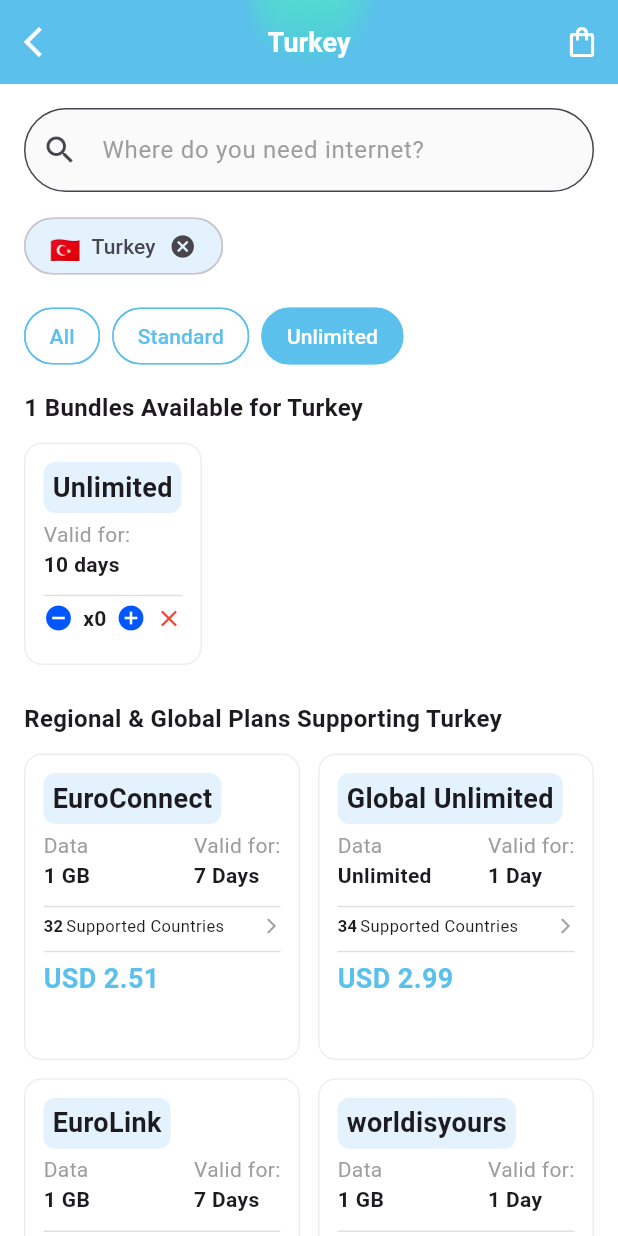
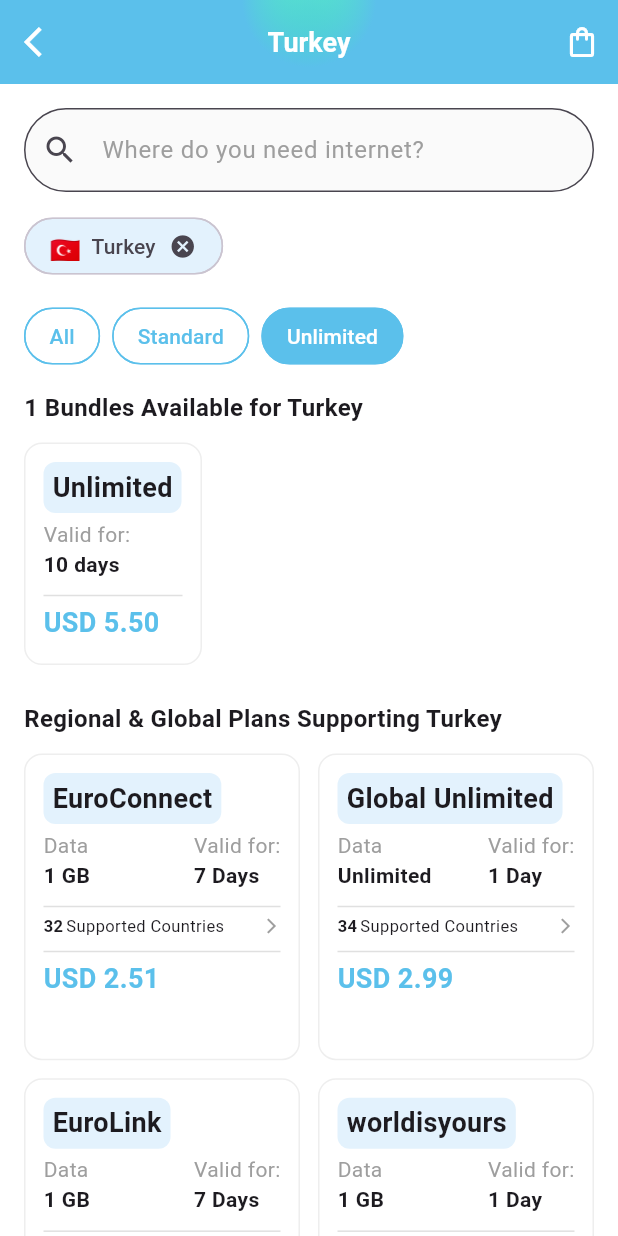
Before and after one commit to 03areeba23/flutter-task-areeba, a Flutter app: the screen it shows after launch, after a tap on "Standard", after a tap on "Unlimited", on a phone screen of 412 x 824 dp. Run offline on Flutter 3.47's test engine with Material 3 defaults, Android fonts, the phone set to English and light mode, and no system bars; our stand-ins replace stacked, stacked_services, stacked_shared.

```diff
--- a/lib/main.dart
+++ b/lib/main.dart
@@ -3,6 +3,8 @@ import 'package:flutter_task_areeba/app/app.bottomsheets.dart';
 import 'package:flutter_task_areeba/app/app.dialogs.dart';
 import 'package:flutter_task_areeba/app/app.locator.dart';
 import 'package:flutter_task_areeba/app/app.router.dart';
+import 'package:flutter_task_areeba/services/cart_service.dart';
+import 'package:provider/provider.dart';
 import 'package:stacked_services/stacked_services.dart';
 
 Future<void> main() async {
@@ -10,7 +12,10 @@ Future<void> main() async {
   await setupLocator();
   setupDialogUi();
   setupBottomSheetUi();
-  runApp(const MainApp());
+  runApp(
+    ChangeNotifierProvider(
+        create: (_) => locator<CartService>(), child: const MainApp()),
+  );
 }
 
 class MainApp extends StatelessWidget {
--- a/lib/ui/bottom_sheets/bundle_detail/bundle_detail_sheet_model.dart
+++ b/lib/ui/bottom_sheets/bundle_detail/bundle_detail_sheet_model.dart
@@ -19,6 +19,8 @@ class BundleDetailSheetModel extends BaseViewModel {
 
   int get quantity => _cartService.getItem(_bundle!)?.quantity ?? 0;
 
+  String get cartTotal => _cartService.formattedTotal;
+
   void addToCart() {
     if (_bundle != null) _cartService.addItem(_bundle!);
     notifyListeners();
--- a/lib/ui/views/turkey/turkey_view.dart
+++ b/lib/ui/views/turkey/turkey_view.dart
@@ -1,8 +1,10 @@
 import 'package:flutter/material.dart';
 import 'package:flutter/services.dart';
+import 'package:flutter_task_areeba/services/cart_service.dart';
 import 'package:flutter_task_areeba/ui/widgets/common/bundle_card/bundle_card.dart';
 import 'package:flutter_task_areeba/ui/widgets/common/filter_chip_row/filter_chip_row.dart';
 import 'package:flutter_task_areeba/ui/widgets/common/regional_plan_card/regional_plan_card.dart';
+import 'package:provider/provider.dart';
 import 'package:stacked/stacked.dart';
 
 import 'turkey_viewmodel.dart';
@@ -60,28 +62,6 @@ class TurkeyView extends StackedView<TurkeyViewModel> {
             ),
           ),
         ),
-        bottomNavigationBar: viewModel.hasCartItems
-            ? Padding(
-                padding: const EdgeInsets.all(16),
-                child: ElevatedButton(
-                  onPressed: () {},
-                  style: ElevatedButton.styleFrom(
-                    backgroundColor: const Color(0xFF00C897),
-                    padding: const EdgeInsets.symmetric(vertical: 16),
-                    shape: RoundedRectangleBorder(
-                        borderRadius: BorderRadius.circular(30)),
-                  ),
-                  child: Text(
-                    '${viewModel.cartTotal} - CHECKOUT',
-                    style: const TextStyle(
-                      color: Colors.white,
-                      fontWeight: FontWeight.bold,
-                      fontSize: 16,
-                    ),
-                  ),
-                ),
-              )
-            : null,
         body: SingleChildScrollView(
           padding: const EdgeInsets.all(16),
           child: Column(
@@ -152,13 +132,12 @@ class TurkeyView extends StackedView<TurkeyViewModel> {
                   ),
                   itemBuilder: (_, i) {
                     final bundle = viewModel.bundles[i];
+                    final cartService = context.watch<CartService>();
                     return BundleCard(
-                        bundle: bundle,
-                        cartService: viewModel.cartService,
-                        onTap: () => viewModel.onBundleTapped(bundle),
-                        onIncrement: () => viewModel.increment(bundle),
-                        onDecrement: () => viewModel.decrement(bundle),
-                        onRemove: () => viewModel.remove(bundle));
+                      bundle: bundle,
+                      isInCart: cartService.isInCart(bundle),
+                      onTap: () => viewModel.onBundleTapped(bundle),
+                    );
                   }),
               const SizedBox(
                 height: 24,
--- a/lib/ui/views/turkey/turkey_viewmodel.dart
+++ b/lib/ui/views/turkey/turkey_viewmodel.dart
@@ -45,8 +45,4 @@ class TurkeyViewModel extends BaseViewModel {
       data: bundle,
     );
   }
-
-  void increment(BundleData bundle) => _cartService.addItem(bundle);
-  void decrement(BundleData bundle) => _cartService.removeOne(bundle);
-  void remove(BundleData bundle) => _cartService.removeItem(bundle);
 }
--- a/lib/ui/widgets/common/bundle_card/bundle_card.dart
+++ b/lib/ui/widgets/common/bundle_card/bundle_card.dart
@@ -1,36 +1,25 @@
 import 'package:flutter/material.dart';
 import 'package:flutter_task_areeba/models/bundle_plan.dart';
-import 'package:flutter_task_areeba/services/cart_service.dart';
 
 class BundleCard extends StatelessWidget {
   final BundleData bundle;
-  final CartService cartService;
+  final bool isInCart;
   final VoidCallback onTap;
-  final VoidCallback onIncrement;
-  final VoidCallback onDecrement;
-  final VoidCallback onRemove;
-
   const BundleCard(
       {required this.bundle,
-      required this.cartService,
+      required this.isInCart,
       required this.onTap,
-      required this.onIncrement,
-      required this.onDecrement,
-      required this.onRemove,
       super.key});
 
   @override
   Widget build(BuildContext context) {
-    final inCart = cartService.isInCart(bundle);
-    final quantity = cartService.getItem(bundle)?.quantity ?? 0;
-
     return GestureDetector(
       onTap: onTap,
       child: Container(
         decoration: BoxDecoration(
           border: Border.all(
-            color: inCart ? Color(0xFF5BC0EB) : Colors.grey.shade200,
-            width: inCart ? 1.5 : 1,
+            color: isInCart ? Color(0xFF5BC0EB) : Colors.grey.shade200,
+            width: isInCart ? 1.5 : 1,
           ),
           borderRadius: BorderRadius.circular(12),
         ),
@@ -60,42 +49,11 @@ class BundleCard extends StatelessWidget {
               height: 10,
               color: Colors.grey.shade300,
             ),
-            if (inCart)
-              Text(bundle.price,
-                  style: const TextStyle(
-                      fontWeight: FontWeight.bold,
-                      color: Color(0xFF5BC0EB),
-                      fontSize: 18))
-            else
-              Row(
-                mainAxisAlignment: MainAxisAlignment.spaceBetween,
-                children: [
-                  GestureDetector(
-                    onTap: onDecrement,
-                    child: const Icon(
-                      Icons.remove_circle,
-                      color: Color(0xFF0057FF),
-                      size: 20,
-                    ),
-                  ),
-                  Text('x$quantity',
-                      style: const TextStyle(
-                        fontWeight: FontWeight.bold,
-                      )),
-                  GestureDetector(
-                    onTap: onIncrement,
-                    child: const Icon(
-                      Icons.add_circle,
-                      color: Color(0xFF0057FF),
-                      size: 20,
-                    ),
-                  ),
-                  GestureDetector(
-                    onTap: onRemove,
-                    child: const Icon(Icons.close, color: Colors.red, size: 18),
-                  ),
-                ],
-              )
+            Text(bundle.price,
+                style: const TextStyle(
+                    fontWeight: FontWeight.bold,
+                    color: Color(0xFF5BC0EB),
+                    fontSize: 18))
           ],
         ),
       ),
```
Also changed, not shown: lib/ui/bottom_sheets/bundle_detail/bundle_detail_sheet.dart (+37 -4 lines), lib/ui/widgets/common/cart_item_tile/cart_item_tile.dart (added, +109 -0 lines), 1 other file.
